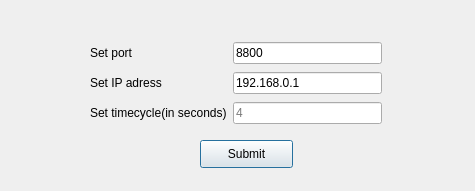
Above: Client/SettingsWindow.ui from softlvcpp/Lv-490 before the change. Below: the same form after it.
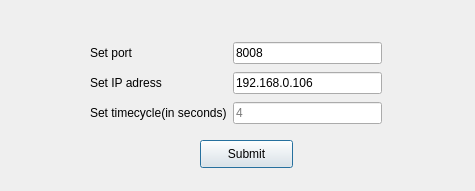
That is the form after the change.

Diff of the .ui file:
```diff
--- a/Client/SettingsWindow.ui
+++ b/Client/SettingsWindow.ui
@@ -46,7 +46,7 @@
     <item row="0" column="1">
      <widget class="QLineEdit" name="lineEdit">
       <property name="text">
-       <string>8800</string>
+       <string>8008</string>
       </property>
      </widget>
     </item>
@@ -63,7 +63,7 @@
        <string/>
       </property>
       <property name="text">
-       <string>192.168.0.1</string>
+       <string>192.168.0.106</string>
       </property>
      </widget>
     </item>
```
